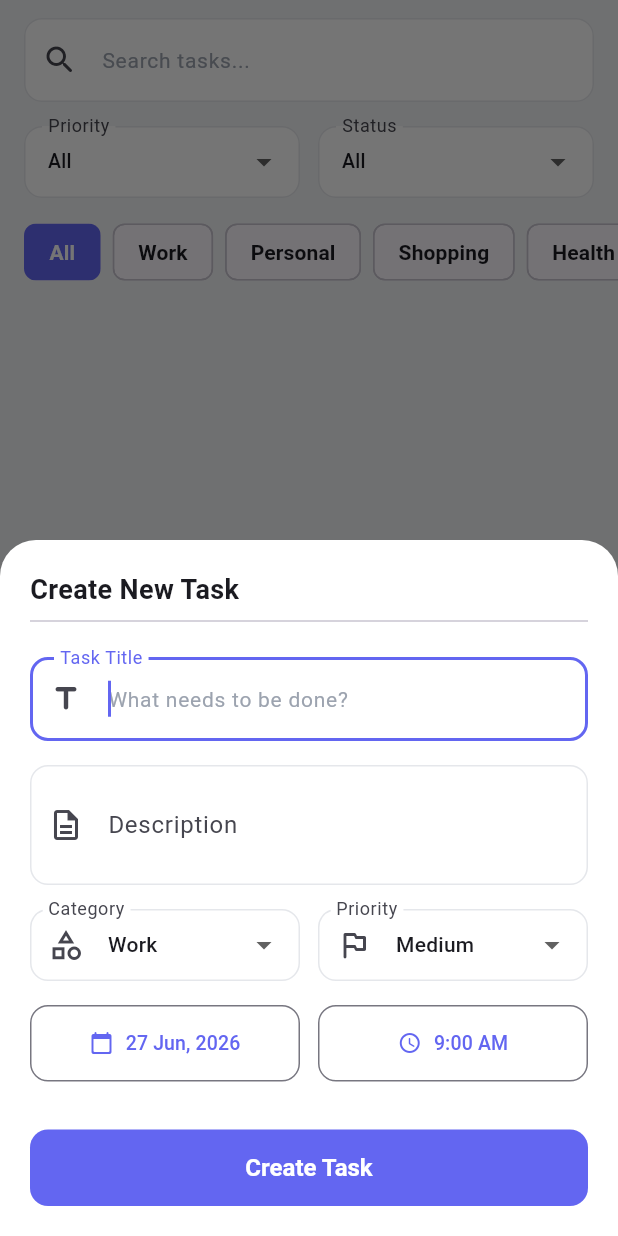
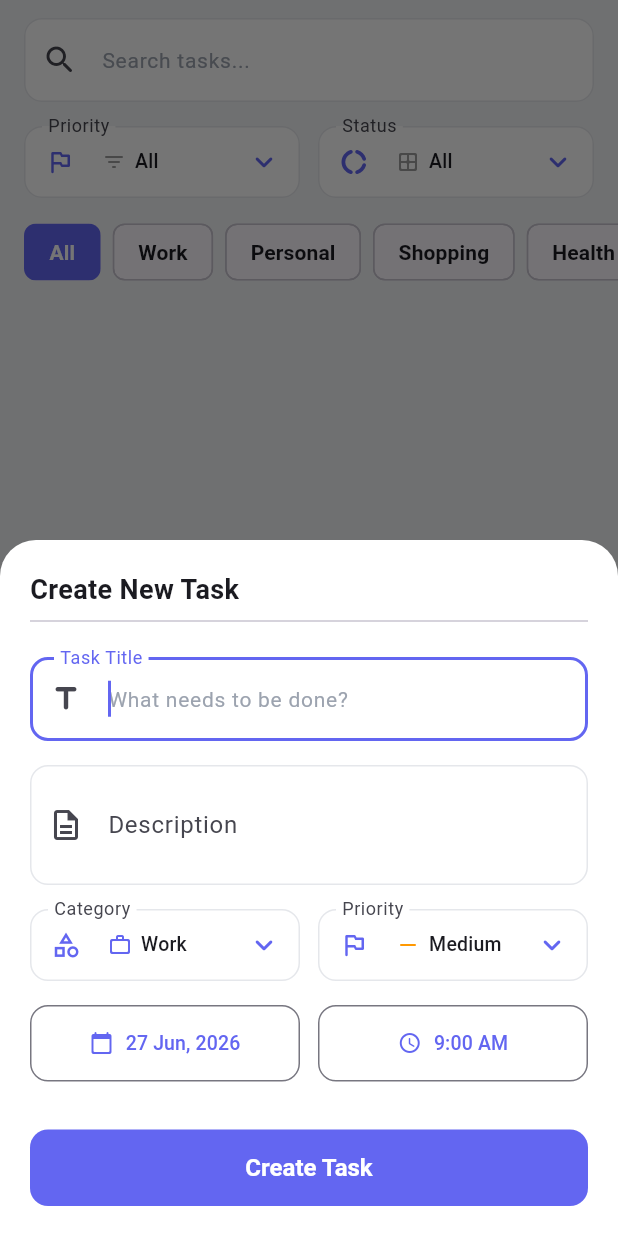
Before and after one commit to puniiith25/task_flow, a Flutter app: the TaskListScreen screen opened directly, after a tap on "Work", after a tap on "Clear All Filters", after a tap on the "add" icon, on a phone screen of 412 x 824 dp. Run offline on Flutter 3.47's test engine with Material 3 defaults, Android fonts, the phone set to English and light mode, and no system bars; our stand-ins replace cloud_firestore, firebase_auth, firebase_core, firebase_messaging, flutter_local_notifications, shared_preferences and 1 more; accounts and stored records are empty.

```diff
--- a/lib/screens/tasks/task_detail_sheet.dart
+++ b/lib/screens/tasks/task_detail_sheet.dart
@@ -23,9 +23,6 @@ class _TaskDetailSheetState extends State<TaskDetailSheet> {
   late String _selectedPriority;
   late DateTime _selectedDate;
   late TimeOfDay _selectedTime;
-
-  final List<String> _categories = ['Work', 'Personal', 'Shopping', 'Health', 'Others'];
-  final List<String> _priorities = ['Low', 'Medium', 'High'];
 
   @override
   void initState() {
@@ -247,15 +244,31 @@ class _TaskDetailSheetState extends State<TaskDetailSheet> {
                     child: DropdownButtonFormField<String>(
                       isExpanded: true,
                       initialValue: _selectedCategory,
-                      decoration: const InputDecoration(
+                      dropdownColor: isDark ? const Color(0xFF1F2937) : Colors.white,
+                      borderRadius: BorderRadius.circular(16),
+                      icon: const Icon(Icons.keyboard_arrow_down_rounded, color: AppTheme.primarySeedColor),
+                      decoration: InputDecoration(
                         labelText: 'Category',
-                        prefixIcon: Icon(Icons.category_outlined),
-                        contentPadding: EdgeInsets.symmetric(horizontal: 8, vertical: 8),
+                        prefixIcon: const Icon(Icons.category_outlined, color: AppTheme.primarySeedColor, size: 20),
+                        contentPadding: const EdgeInsets.symmetric(horizontal: 12, vertical: 12),
+                        border: OutlineInputBorder(borderRadius: BorderRadius.circular(16)),
                       ),
-                      items: _categories.map((cat) {
-                        return DropdownMenuItem(
-                          value: cat,
-                          child: Text(cat, style: const TextStyle(fontSize: 14)),
+                      items: const [
+                        _DropdownItem(value: 'Work', label: 'Work', icon: Icons.work_outline_rounded, color: AppTheme.primarySeedColor),
+                        _DropdownItem(value: 'Personal', label: 'Personal', icon: Icons.person_outline_rounded, color: Colors.orange),
+                        _DropdownItem(value: 'Shopping', label: 'Shopping', icon: Icons.shopping_bag_outlined, color: Colors.pink),
+                        _DropdownItem(value: 'Health', label: 'Health', icon: Icons.favorite_border_rounded, color: Colors.redAccent),
+                        _DropdownItem(value: 'Others', label: 'Others', icon: Icons.more_horiz_rounded, color: Colors.grey),
+                      ].map((item) {
+                        return DropdownMenuItem<String>(
+                          value: item.value,
+                          child: Row(
+                            children: [
+                              Icon(item.icon, color: item.color, size: 16),
+                              const SizedBox(width: 6),
+                              Text(item.label, style: const TextStyle(fontSize: 13, fontWeight: FontWeight.w500)),
+                            ],
+                          ),
                         );
                       }).toList(),
                       onChanged: (val) {
@@ -269,15 +282,29 @@ class _TaskDetailSheetState extends State<TaskDetailSheet> {
                     child: DropdownButtonFormField<String>(
                       isExpanded: true,
                       initialValue: _selectedPriority,
-                      decoration: const InputDecoration(
+                      dropdownColor: isDark ? const Color(0xFF1F2937) : Colors.white,
+                      borderRadius: BorderRadius.circular(16),
+                      icon: const Icon(Icons.keyboard_arrow_down_rounded, color: AppTheme.primarySeedColor),
+                      decoration: InputDecoration(
                         labelText: 'Priority',
-                        prefixIcon: Icon(Icons.outlined_flag_rounded),
-                        contentPadding: EdgeInsets.symmetric(horizontal: 8, vertical: 8),
+                        prefixIcon: const Icon(Icons.outlined_flag_rounded, color: AppTheme.primarySeedColor, size: 20),
+                        contentPadding: const EdgeInsets.symmetric(horizontal: 12, vertical: 12),
+                        border: OutlineInputBorder(borderRadius: BorderRadius.circular(16)),
                       ),
-                      items: _priorities.map((prio) {
-                        return DropdownMenuItem(
-                          value: prio,
-                          child: Text(prio, style: const TextStyle(fontSize: 14)),
+                      items: const [
+                        _DropdownItem(value: 'Low', label: 'Low', icon: Icons.arrow_downward_rounded, color: AppTheme.secondaryColor),
+                        _DropdownItem(value: 'Medium', label: 'Medium', icon: Icons.horizontal_rule_rounded, color: Colors.orange),
+                        _DropdownItem(value: 'High', label: 'High', icon: Icons.arrow_upward_rounded, color: Colors.redAccent),
+                      ].map((item) {
+                        return DropdownMenuItem<String>(
+                          value: item.value,
+                          child: Row(
+                            children: [
+                              Icon(item.icon, color: item.color, size: 16),
+                              const SizedBox(width: 6),
+                              Text(item.label, style: const TextStyle(fontSize: 13, fontWeight: FontWeight.w500)),
+                            ],
+                          ),
                         );
                       }).toList(),
                       onChanged: (val) {
@@ -339,3 +366,17 @@ class _TaskDetailSheetState extends State<TaskDetailSheet> {
     );
   }
 }
+
+class _DropdownItem {
+  final String value;
+  final String label;
+  final IconData icon;
+  final Color color;
+
+  const _DropdownItem({
+    required this.value,
+    required this.label,
+    required this.icon,
+    required this.color,
+  });
+}
--- a/lib/screens/tasks/task_list_screen.dart
+++ b/lib/screens/tasks/task_list_screen.dart
@@ -132,22 +132,39 @@ class _TaskListScreenState extends State<TaskListScreen> {
                     child: DropdownButtonFormField<String>(
                       isExpanded: true,
                       initialValue: _selectedPriorityFilter,
-                      decoration: const InputDecoration(
+                      dropdownColor: Theme.of(context).brightness == Brightness.dark
+                          ? const Color(0xFF1F2937)
+                          : Colors.white,
+                      borderRadius: BorderRadius.circular(16),
+                      icon: const Icon(Icons.keyboard_arrow_down_rounded, color: AppTheme.primarySeedColor),
+                      decoration: InputDecoration(
                         labelText: 'Priority',
-                        contentPadding: EdgeInsets.symmetric(
+                        contentPadding: const EdgeInsets.symmetric(
                           horizontal: 12,
-                          vertical: 8,
+                          vertical: 12,
                         ),
-                        border: OutlineInputBorder(),
+                        prefixIcon: const Icon(Icons.outlined_flag_rounded, color: AppTheme.primarySeedColor, size: 20),
+                        border: OutlineInputBorder(
+                          borderRadius: BorderRadius.circular(16),
+                        ),
                       ),
-                      items: ['All', 'Low', 'Medium', 'High'].map((
-                        String priority,
-                      ) {
+                      items: const [
+                        _DropdownItem(value: 'All', label: 'All', icon: Icons.filter_list_rounded, color: Colors.grey),
+                        _DropdownItem(value: 'Low', label: 'Low', icon: Icons.arrow_downward_rounded, color: AppTheme.secondaryColor),
+                        _DropdownItem(value: 'Medium', label: 'Medium', icon: Icons.horizontal_rule_rounded, color: Colors.orange),
+                        _DropdownItem(value: 'High', label: 'High', icon: Icons.arrow_upward_rounded, color: Colors.redAccent),
+                      ].map((item) {
                         return DropdownMenuItem<String>(
-                          value: priority,
-                          child: Text(
-                            priority,
-                            style: const TextStyle(fontSize: 13),
+                          value: item.value,
+                          child: Row(
+                            children: [
+                              Icon(item.icon, color: item.color, size: 16),
+                              const SizedBox(width: 6),
+                              Text(
+                                item.label,
+                                style: const TextStyle(fontSize: 13, fontWeight: FontWeight.w500),
+                              ),
+                            ],
                           ),
                         );
                       }).toList(),
@@ -165,22 +182,38 @@ class _TaskListScreenState extends State<TaskListScreen> {
                     child: DropdownButtonFormField<String>(
                       isExpanded: true,
                       initialValue: _selectedStatusFilter,
-                      decoration: const InputDecoration(
+                      dropdownColor: Theme.of(context).brightness == Brightness.dark
+                          ? const Color(0xFF1F2937)
+                          : Colors.white,
+                      borderRadius: BorderRadius.circular(16),
+                      icon: const Icon(Icons.keyboard_arrow_down_rounded, color: AppTheme.primarySeedColor),
+                      decoration: InputDecoration(
                         labelText: 'Status',
-                        contentPadding: EdgeInsets.symmetric(
+                        contentPadding: const EdgeInsets.symmetric(
                           horizontal: 12,
-                          vertical: 8,
+                          vertical: 12,
                         ),
-                        border: OutlineInputBorder(),
+                        prefixIcon: const Icon(Icons.donut_large_rounded, color: AppTheme.primarySeedColor, size: 20),
+                        border: OutlineInputBorder(
+                          borderRadius: BorderRadius.circular(16),
+                        ),
                       ),
-                      items: ['All', 'Active', 'Completed'].map((
-                        String status,
-                      ) {
+                      items: const [
+                        _DropdownItem(value: 'All', label: 'All', icon: Icons.border_all_rounded, color: Colors.grey),
+                        _DropdownItem(value: 'Active', label: 'Active', icon: Icons.radio_button_unchecked_rounded, color: AppTheme.primarySeedColor),
+                        _DropdownItem(value: 'Completed', label: 'Done', icon: Icons.check_circle_rounded, color: AppTheme.secondaryColor),
+                      ].map((item) {
                         return DropdownMenuItem<String>(
-                          value: status,
-                          child: Text(
-                            status,
-                            style: const TextStyle(fontSize: 13),
+                          value: item.value,
+                          child: Row(
+                            children: [
+                              Icon(item.icon, color: item.color, size: 16),
+                              const SizedBox(width: 6),
+                              Text(
+                                item.label,
+                                style: const TextStyle(fontSize: 13, fontWeight: FontWeight.w500),
+                              ),
+                            ],
                           ),
                         );
                       }).toList(),
```
